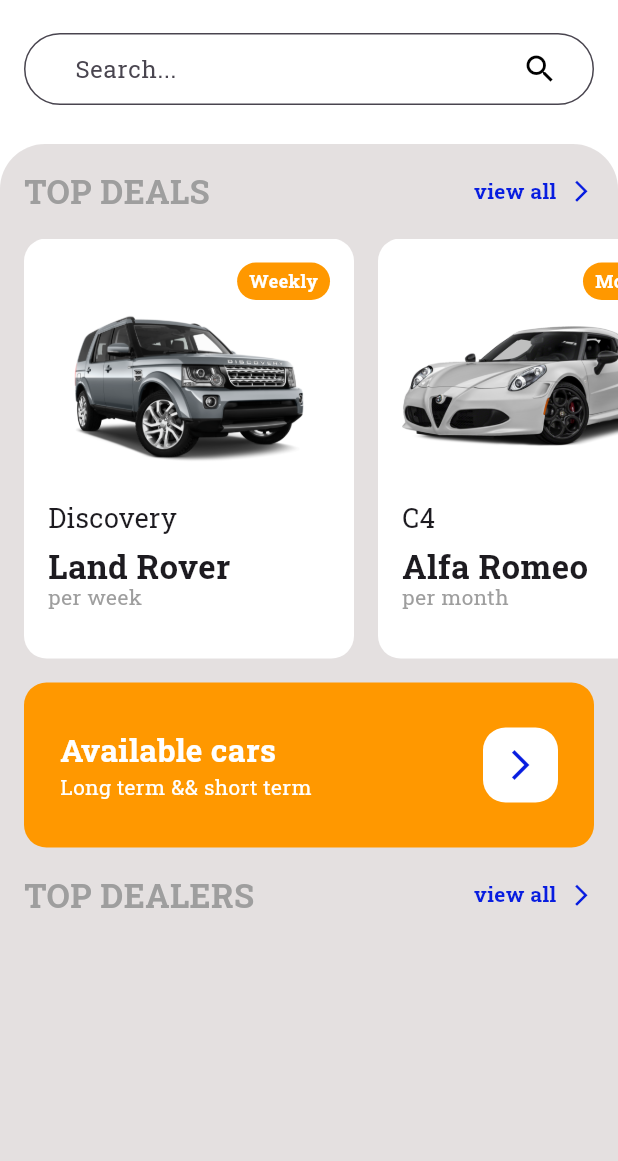
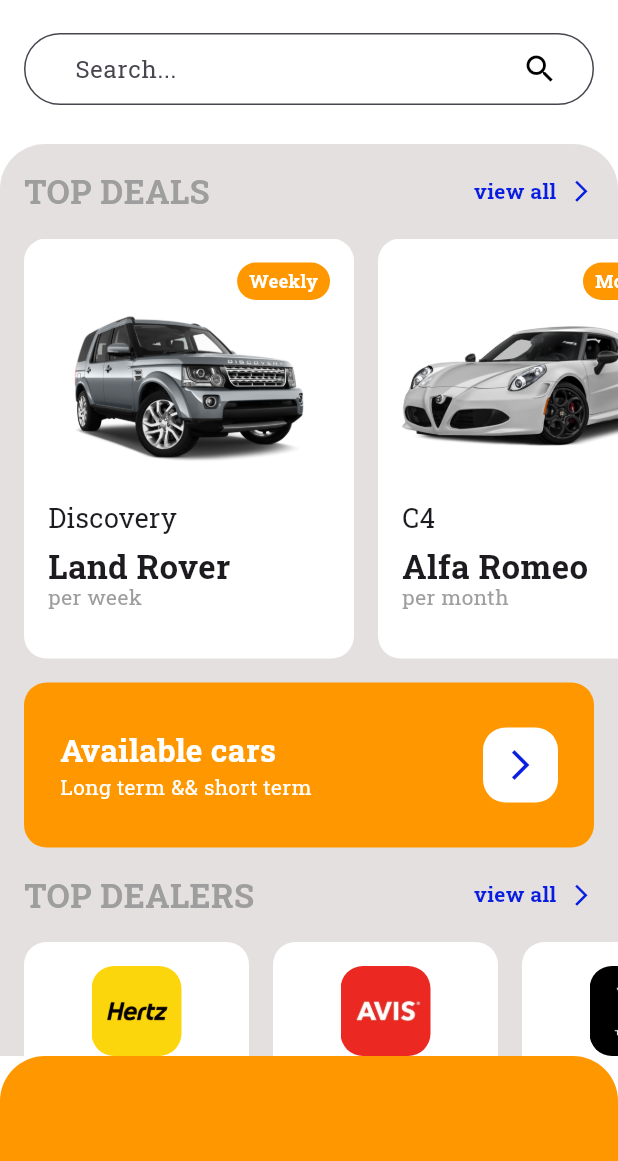
Before and after one commit to Jojo131313/Taga_App, a Flutter app: the screen it shows after launch, on a phone screen of 412 x 824 dp, the part 75-1236 px from its top. Run offline on Flutter 3.47's test engine with Material 3 defaults, Android fonts, the phone set to English and light mode, and no system bars; our stand-ins replace google_fonts, shared_preferences.

Commit message:
first commit

```diff
--- a/lib/dealers_wiwdget.dart
+++ b/lib/dealers_wiwdget.dart
@@ -3,6 +3,45 @@
 
 Widget BuildDealers(Dealer dealer, int index) {
   return Container(
-
+    decoration: BoxDecoration(
+      color: Colors.white,
+      borderRadius: BorderRadius.all(
+        Radius.circular(15),
+      ),
+    ),
+    padding: EdgeInsets.all(16),
+    margin: EdgeInsets.only(right: 16, left: index == 0 ? 16 : 0),
+    width: 150,
+    child: Column(
+      mainAxisAlignment: MainAxisAlignment.start,
+      children: [
+        Container(
+          decoration: BoxDecoration(
+            image: DecorationImage(
+              image: AssetImage(dealer.image),
+              fit: BoxFit.cover,
+            ),
+            borderRadius: BorderRadius.all(
+              Radius.circular(15),
+            ),
+          ),
+          height: 60,
+          width: 60,
+        ),
+        Container(
+          height: 16,
+        ),
+        Text(
+          dealer.name,
+          style:
+              TextStyle(fontSize: 18, fontWeight: FontWeight.bold, height: 1),
+        ),
+        Text(
+          dealer.offers.toString() + "offers",
+          style:
+              TextStyle(fontSize: 13,color: Colors.grey),
+        ),
+      ],
+    ),
   );
 }
--- a/lib/screens/acceuil_screen.dart
+++ b/lib/screens/acceuil_screen.dart
@@ -4,15 +4,32 @@
 import 'package:boutoratakpa_cc_project/data.dart';
 import 'package:google_fonts/google_fonts.dart';
 
-class Acceuil extends StatelessWidget {
+class Acceuil extends StatefulWidget {
+  @override
+  _AcceuilState createState() => _AcceuilState();
+}
+
+class _AcceuilState extends State<Acceuil> {
+  List<NavigationItem> navigationItems = getNavigationItemList();
+  late NavigationItem selectedItem;
+
   List<Car> cars = getCarList();
   List<Dealer> dealers = getDealerList();
+
+  @override
+  void initState() {
+    super.initState();
+    setState(() {
+      selectedItem = navigationItems[0];
+    });
+  }
+
   @override
   Widget build(BuildContext context) {
     return Scaffold(
-      backgroundColor: Colors.white,
+      backgroundColor: Color.fromARGB(255, 255, 255, 255),
       appBar: AppBar(
-        backgroundColor: Colors.transparent,
+        backgroundColor: Color.fromARGB(0, 247, 191, 93),
         title: Text(
           "Taga",
           style: TextStyle(
@@ -269,8 +286,22 @@
                 ),
               ),
             ),
-          )
+          ),
         ],
+      ),
+      bottomNavigationBar: Container(
+        height: 70,
+        decoration: BoxDecoration(
+          color: Colors.orange,
+          borderRadius: BorderRadius.only(
+            topLeft: Radius.circular(30),
+            topRight: Radius.circular(30),
+          ),
+        ),
+        child: Row(
+          mainAxisAlignment: MainAxisAlignment.spaceEvenly,
+          children: buildNavigationItems(),
+        ),
       ),
     );
   }
@@ -282,6 +313,7 @@
     }
     return list;
   }
+
   List<Widget> buildDealers() {
     List<Widget> list = [];
     for (var i = 0; i < dealers.length; i++) {
@@ -289,4 +321,18 @@
     }
     return list;
   }
+
+  List<Widget> buildNavigationItems() {
+    List<Widget> list = [];
+    for (var i = 0; i < navigationItems.length; i++) {
+      list.add(buildNavigationItem(navigationItems[i]));
+    }
+    return list;
+  }
+
+  Widget buildNavigationItem(NavigationItem item) {
+    return Container(
+      width: 50,
+    );
+  }
 }
```
